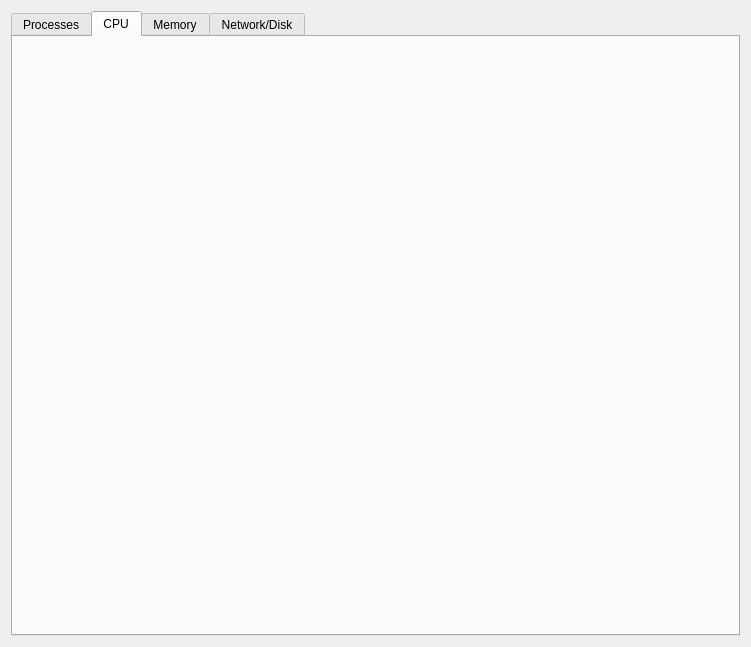
First picture: the form in UI/task_manager.ui, repository bhatnitish1998/SL_Task_Manager, before the edit.
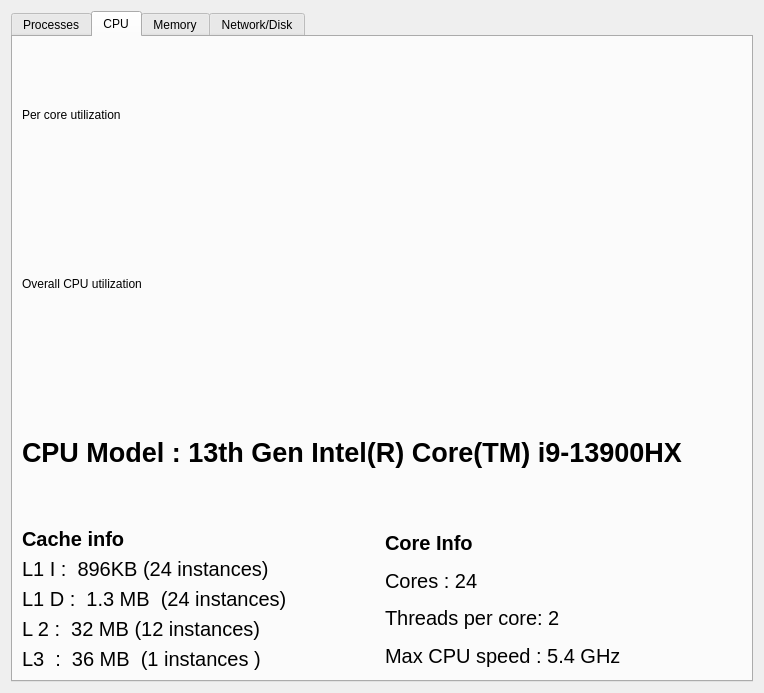
Second picture: the form after the edit. The open tabs and pages were chosen to show the change.

Commit message: added per-core, overall-cpu graph, cpu-info

Diff of the .ui file:
```diff
--- a/UI/task_manager.ui
+++ b/UI/task_manager.ui
@@ -6,8 +6,8 @@
    <rect>
     <x>0</x>
     <y>0</y>
-    <width>751</width>
-    <height>647</height>
+    <width>764</width>
+    <height>693</height>
    </rect>
   </property>
   <property name="windowTitle">
@@ -127,6 +127,294 @@
       <attribute name="title">
        <string>CPU</string>
       </attribute>
+      <layout class="QVBoxLayout" name="verticalLayout_6">
+       <item>
+        <widget class="QLabel" name="label">
+         <property name="text">
+          <string>Per core utilization</string>
+         </property>
+        </widget>
+       </item>
+       <item>
+        <layout class="QHBoxLayout" name="hbox_core_graph">
+         <property name="bottomMargin">
+          <number>25</number>
+         </property>
+        </layout>
+       </item>
+       <item>
+        <widget class="QLabel" name="label_2">
+         <property name="text">
+          <string>Overall CPU utilization</string>
+         </property>
+        </widget>
+       </item>
+       <item>
+        <layout class="QHBoxLayout" name="hbox_overall_cpu">
+         <property name="bottomMargin">
+          <number>25</number>
+         </property>
+        </layout>
+       </item>
+       <item>
+        <widget class="QLabel" name="label_cpu_model">
+         <property name="minimumSize">
+          <size>
+           <width>0</width>
+           <height>0</height>
+          </size>
+         </property>
+         <property name="maximumSize">
+          <size>
+           <width>16777215</width>
+           <height>200</height>
+          </size>
+         </property>
+         <property name="font">
+          <font>
+           <pointsize>20</pointsize>
+           <bold>true</bold>
+          </font>
+         </property>
+         <property name="text">
+          <string>CPU Model : 13th Gen Intel(R) Core(TM) i9-13900HX</string>
+         </property>
+         <property name="margin">
+          <number>0</number>
+         </property>
+        </widget>
+       </item>
+       <item>
+        <layout class="QHBoxLayout" name="horizontalLayout_3">
+         <item>
+          <layout class="QVBoxLayout" name="vbox_cache_info">
+           <item>
+            <widget class="QLabel" name="label_cache_info">
+             <property name="minimumSize">
+              <size>
+               <width>0</width>
+               <height>0</height>
+              </size>
+             </property>
+             <property name="maximumSize">
+              <size>
+               <width>16777215</width>
+               <height>200</height>
+              </size>
+             </property>
+             <property name="font">
+              <font>
+               <pointsize>15</pointsize>
+               <bold>true</bold>
+              </font>
+             </property>
+             <property name="text">
+              <string>Cache info</string>
+             </property>
+            </widget>
+           </item>
+           <item>
+            <widget class="QLabel" name="label_l1_i_cache">
+             <property name="minimumSize">
+              <size>
+               <width>0</width>
+               <height>0</height>
+              </size>
+             </property>
+             <property name="maximumSize">
+              <size>
+               <width>16777215</width>
+               <height>200</height>
+              </size>
+             </property>
+             <property name="font">
+              <font>
+               <pointsize>15</pointsize>
+              </font>
+             </property>
+             <property name="text">
+              <string>L1 I :  896KB (24 instances)</string>
+             </property>
+            </widget>
+           </item>
+           <item>
+            <widget class="QLabel" name="label_l1_d_cache">
+             <property name="minimumSize">
+              <size>
+               <width>0</width>
+               <height>0</height>
+              </size>
+             </property>
+             <property name="maximumSize">
+              <size>
+               <width>16777215</width>
+               <height>200</height>
+              </size>
+             </property>
+             <property name="font">
+              <font>
+               <pointsize>15</pointsize>
+              </font>
+             </property>
+             <property name="text">
+              <string>L1 D :  1.3 MB  (24 instances)</string>
+             </property>
+            </widget>
+           </item>
+           <item>
+            <widget class="QLabel" name="label_l2_cache">
+             <property name="minimumSize">
+              <size>
+               <width>0</width>
+               <height>0</height>
+              </size>
+             </property>
+             <property name="maximumSize">
+              <size>
+               <width>16777215</width>
+               <height>200</height>
+              </size>
+             </property>
+             <property name="font">
+              <font>
+               <pointsize>15</pointsize>
+              </font>
+             </property>
+             <property name="text">
+              <string>L 2 :  32 MB (12 instances)</string>
+             </property>
+            </widget>
+           </item>
+           <item>
+            <widget class="QLabel" name="label_l3_cache">
+             <property name="minimumSize">
+              <size>
+               <width>0</width>
+               <height>0</height>
+              </size>
+             </property>
+             <property name="maximumSize">
+              <size>
+               <width>16777215</width>
+               <height>200</height>
+              </size>
+             </property>
+             <property name="font">
+              <font>
+               <pointsize>15</pointsize>
+              </font>
+             </property>
+             <property name="text">
+              <string>L3  :  36 MB  (1 instances )</string>
+             </property>
+            </widget>
+           </item>
+          </layout>
+         </item>
+         <item>
+          <layout class="QVBoxLayout" name="vbox_core_info">
+           <item>
+            <widget class="QLabel" name="label_core_info">
+             <property name="minimumSize">
+              <size>
+               <width>0</width>
+               <height>0</height>
+              </size>
+             </property>
+             <property name="maximumSize">
+              <size>
+               <width>16777215</width>
+               <height>200</height>
+              </size>
+             </property>
+             <property name="font">
+              <font>
+               <pointsize>15</pointsize>
+               <bold>true</bold>
+              </font>
+             </property>
+             <property name="text">
+              <string>Core Info</string>
+             </property>
+            </widget>
+           </item>
+           <item>
+            <widget class="QLabel" name="label_cores">
+             <property name="minimumSize">
+              <size>
+               <width>0</width>
+               <height>0</height>
+              </size>
+             </property>
+             <property name="maximumSize">
+              <size>
+               <width>16777215</width>
+               <height>200</height>
+              </size>
+             </property>
+             <property name="font">
+              <font>
+               <pointsize>15</pointsize>
+              </font>
+             </property>
+             <property name="text">
+              <string>Cores : 24</string>
+             </property>
+            </widget>
+           </item>
+           <item>
+            <widget class="QLabel" name="label_threads_per_core">
+             <property name="minimumSize">
+              <size>
+               <width>0</width>
+               <height>0</height>
+              </size>
+             </property>
+             <property name="maximumSize">
+              <size>
+               <width>16777215</width>
+               <height>200</height>
+              </size>
+             </property>
+             <property name="font">
+              <font>
+               <pointsize>15</pointsize>
+              </font>
+             </property>
+             <property name="text">
+              <string>Threads per core: 2</string>
+             </property>
+            </widget>
+           </item>
+           <item>
+            <widget class="QLabel" name="label_max_cpu_speed">
+             <property name="minimumSize">
+              <size>
+               <width>0</width>
+               <height>0</height>
+              </size>
+             </property>
+             <property name="maximumSize">
+              <size>
+               <width>16777215</width>
+               <height>200</height>
+              </size>
+             </property>
+             <property name="font">
+              <font>
+               <pointsize>15</pointsize>
+              </font>
+             </property>
+             <property name="text">
+              <string>Max CPU speed : 5.4 GHz</string>
+             </property>
+            </widget>
+           </item>
+          </layout>
+         </item>
+        </layout>
+       </item>
+      </layout>
      </widget>
      <widget class="QWidget" name="tab_memory">
       <attribute name="title">
```
Left out of the diff: 102 changed lines with no effect on the pictures. The commit also changes 2 other files.
